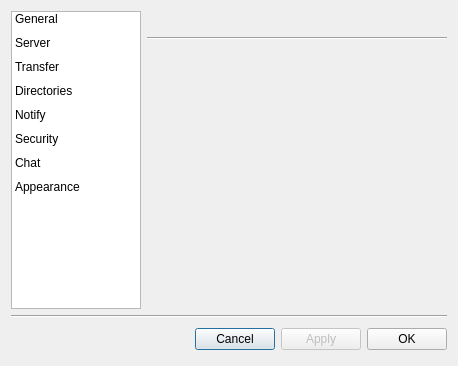
Before: the Qt Designer form retroshare-gui/src/gui/settings/settings.ui in RetroShare/RetroShare, drawn with Qt 5.
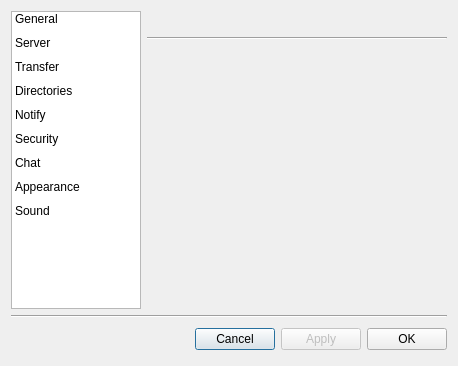
After: the same form once the commit is applied. Icons and pictures are not drawn.

Commit message: Added Sound Notifications changes by callix, for Friend Connects and Chat Messages, need to be set a *.wav file on Sound Settings.

Patch:
```diff
--- a/retroshare-gui/src/gui/settings/settings.ui
+++ b/retroshare-gui/src/gui/settings/settings.ui
@@ -149,6 +149,15 @@
         <normaloff>:/images/looknfeel.png</normaloff>:/images/looknfeel.png</iconset>
       </property>
      </item>
+     <item>
+      <property name="text">
+       <string>Sound</string>
+      </property>
+      <property name="icon">
+       <iconset resource="../images.qrc">
+        <normaloff>:/images/sound.png</normaloff>:/images/sound.png</iconset>
+      </property>
+     </item>
     </widget>
    </item>
    <item row="0" column="1">
```
The commit also changes 10 other files.
